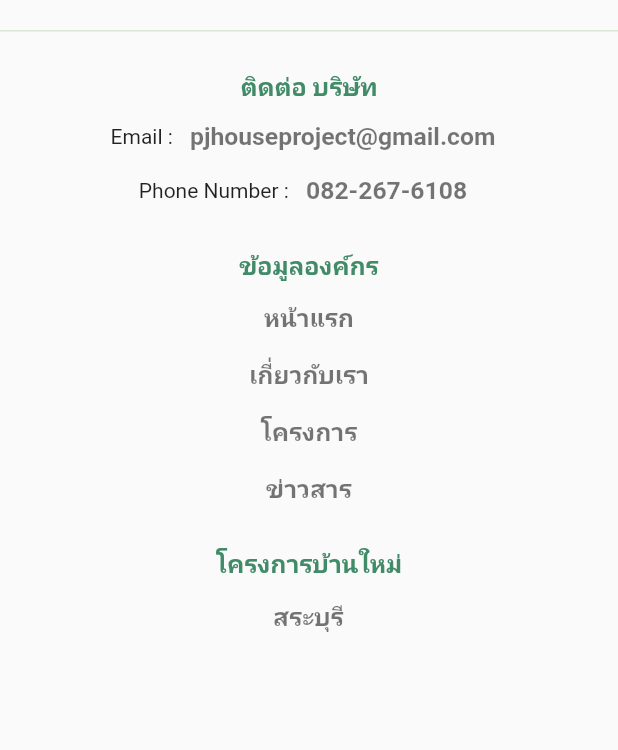
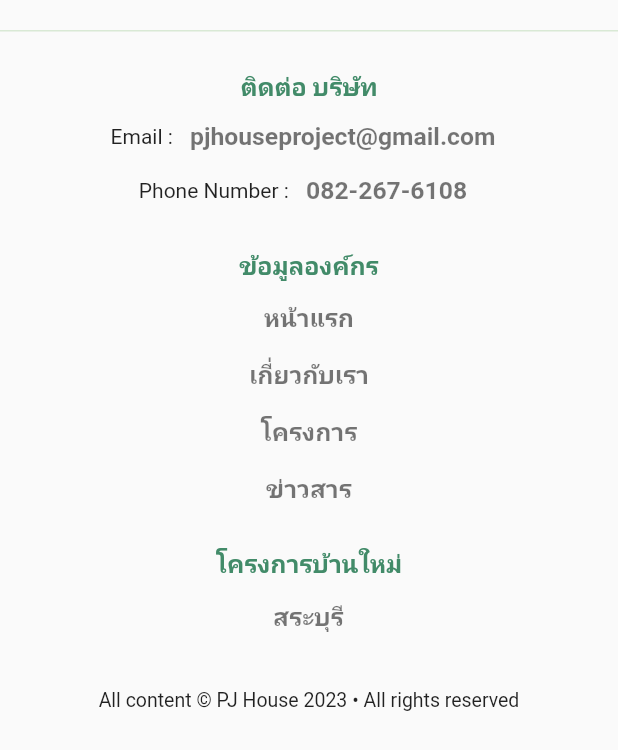
Before and after one commit to dippola/pjhouse, a Flutter app: the BottomBar widget shown alone on an empty page, opened directly, on a phone screen of 412 x 824 dp. Shown: the top 750 px of the screen. Run offline on Flutter 3.47's test engine with Material 2 defaults, Android fonts, the phone set to English and light mode, and no system bars; our stand-ins replace cloud_firestore, firebase_core, google_fonts, lottie; missing offline and left inert: dart:js; accounts and stored records are empty; Roboto replaces fonts that are missing (Prompt); statements that could not run were skipped.

Commit message:
commit21

```diff
--- a/lib/bottonbar.dart
+++ b/lib/bottonbar.dart
@@ -1,6 +1,7 @@
 import 'package:flutter/material.dart';
 import 'package:pjhouse/style.dart';
 import 'package:url_launcher/url_launcher.dart';
+import 'package:google_fonts/google_fonts.dart';
 
 class BottomBar extends StatelessWidget {
   const BottomBar({Key? key}) : super(key: key);
@@ -24,8 +25,9 @@
         ),
         BottomAbout(),
         SizedBox(
-          height: 50.0,
-        )
+          height: 30.0,
+        ),
+        BottomLicense()
       ],
     );
   }
@@ -220,6 +222,21 @@
   }
 }
 
+class BottomLicense extends StatelessWidget {
+  const BottomLicense({Key? key}) : super(key: key);
+
+  @override
+  Widget build(BuildContext context) {
+    return Padding(
+      padding: EdgeInsets.fromLTRB(0.0, 0.0, 0.0, 30.0),
+      child: Center(
+        child: Text(license, style: GoogleFonts.prompt(fontSize: 13.0)),
+      ),
+    );
+  }
+}
+
+
 Future<void> _callPhoneNumber() async {
   final pn = pjhouse_phone_number;
   if (await canLaunch(pn)) {
--- a/lib/style.dart
+++ b/lib/style.dart
@@ -79,6 +79,8 @@
 var text_new_home_project = 'โครงการบ้านใหม่';
 var text_saraburi_project = 'สระบุรี';
 
+var license = 'All content © PJ House 2023 • All rights reserved';
+
 //home = หน้าแรก
 //about us = เกี่ยวกับเรา
 //project = โครงการ
```
Also changed, not shown: 1 other file.
